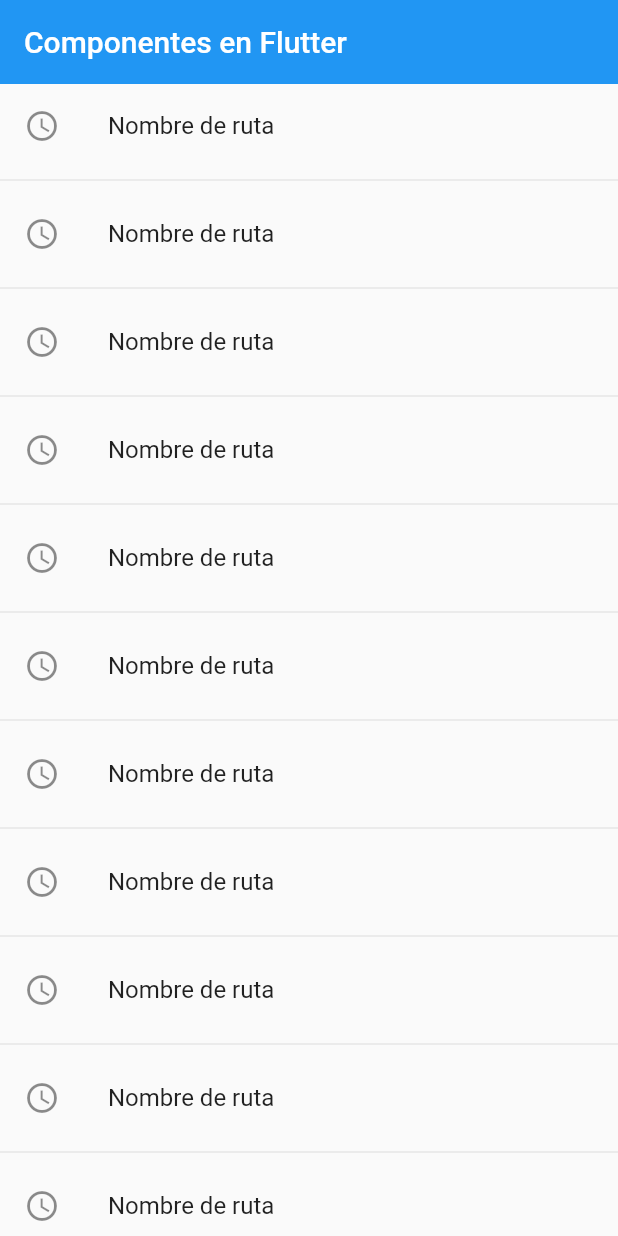
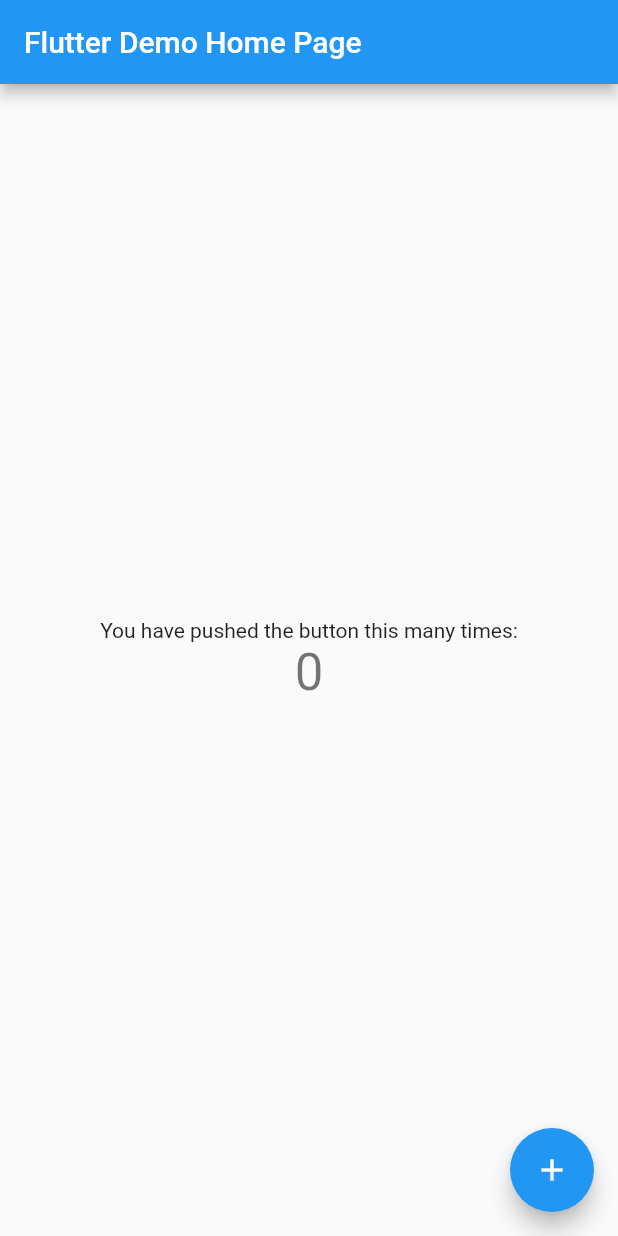
Before and after one commit to KingKasuma/flutter_guia_completa, a Flutter app: the screen it shows after launch, on a phone screen of 412 x 824 dp. Run offline on Flutter 3.47's test engine with Material 2 defaults, Android fonts, the phone set to English and light mode, and no system bars.

Commit message:
Some fixes

```diff
--- a/fl_components/lib/main.dart
+++ b/fl_components/lib/main.dart
@@ -1,21 +1,115 @@
-import 'package:fl_components/router/app_routes.dart';
 import 'package:flutter/material.dart';
 
-import 'screens/screens.dart';
-
-void main() => runApp(MyApp());
+void main() {
+  runApp(const MyApp());
+}
 
 class MyApp extends StatelessWidget {
   const MyApp({Key? key}) : super(key: key);
 
+  // This widget is the root of your application.
   @override
   Widget build(BuildContext context) {
     return MaterialApp(
-      debugShowCheckedModeBanner: false,
-      title: 'Material App',
-      initialRoute: AppRoutes.initialRoute,
-      routes: AppRoutes.routes,
-      onGenerateRoute: AppRoutes.onGenerateRoute,
+      title: 'Flutter Demo',
+      theme: ThemeData(
+        // This is the theme of your application.
+        //
+        // Try running your application with "flutter run". You'll see the
+        // application has a blue toolbar. Then, without quitting the app, try
+        // changing the primarySwatch below to Colors.green and then invoke
+        // "hot reload" (press "r" in the console where you ran "flutter run",
+        // or simply save your changes to "hot reload" in a Flutter IDE).
+        // Notice that the counter didn't reset back to zero; the application
+        // is not restarted.
+        primarySwatch: Colors.blue,
+      ),
+      home: const MyHomePage(title: 'Flutter Demo Home Page'),
     );
   }
 }
+
+class MyHomePage extends StatefulWidget {
+  const MyHomePage({Key? key, required this.title}) : super(key: key);
+
+  // This widget is the home page of your application. It is stateful, meaning
+  // that it has a State object (defined below) that contains fields that affect
+  // how it looks.
+
+  // This class is the configuration for the state. It holds the values (in this
+  // case the title) provided by the parent (in this case the App widget) and
+  // used by the build method of the State. Fields in a Widget subclass are
+  // always marked "final".
+
+  final String title;
+
+  @override
+  State<MyHomePage> createState() => _MyHomePageState();
+}
+
+class _MyHomePageState extends State<MyHomePage> {
+  int _counter = 0;
+
+  void _incrementCounter() {
+    setState(() {
+      // This call to setState tells the Flutter framework that something has
+      // changed in this State, which causes it to rerun the build method below
+      // so that the display can reflect the updated values. If we changed
+      // _counter without calling setState(), then the build method would not be
+      // called again, and so nothing would appear to happen.
+      _counter++;
+    });
+  }
+
+  @override
+  Widget build(BuildContext context) {
+    // This method is rerun every time setState is called, for instance as done
+    // by the _incrementCounter method above.
+    //
+    // The Flutter framework has been optimized to make rerunning build methods
+    // fast, so that you can just rebuild anything that needs updating rather
+    // than having to individually change instances of widgets.
+    return Scaffold(
+      appBar: AppBar(
+        // Here we take the value from the MyHomePage object that was created by
+        // the App.build method, and use it to set our appbar title.
+        title: Text(widget.title),
+      ),
+      body: Center(
+        // Center is a layout widget. It takes a single child and positions it
+        // in the middle of the parent.
+        child: Column(
+          // Column is also a layout widget. It takes a list of children and
+          // arranges them vertically. By default, it sizes itself to fit its
+          // children horizontally, and tries to be as tall as its parent.
+          //
+          // Invoke "debug painting" (press "p" in the console, choose the
+          // "Toggle Debug Paint" action from the Flutter Inspector in Android
+          // Studio, or the "Toggle Debug Paint" command in Visual Studio Code)
+          // to see the wireframe for each widget.
+          //
+          // Column has various properties to control how it sizes itself and
+          // how it positions its children. Here we use mainAxisAlignment to
+          // center the children vertically; the main axis here is the vertical
+          // axis because Columns are vertical (the cross axis would be
+          // horizontal).
+          mainAxisAlignment: MainAxisAlignment.center,
+          children: <Widget>[
+            const Text(
+              'You have pushed the button this many times:',
+            ),
+            Text(
+              '$_counter',
+              style: Theme.of(context).textTheme.headline4,
+            ),
+          ],
+        ),
+      ),
+      floatingActionButton: FloatingActionButton(
+        onPressed: _incrementCounter,
+        tooltip: 'Increment',
+        child: const Icon(Icons.add),
+      ), // This trailing comma makes auto-formatting nicer for build methods.
+    );
+  }
+}
--- a/fl_components/lib/router/app_routes.dart
+++ /dev/null
@@ -1,20 +0,0 @@
-import 'package:flutter/material.dart';
-
-import '../screens/screens.dart';
-
-class AppRoutes {
-  static const initialRoute = 'home';
-
-  static Map<String, Widget Function(BuildContext)> routes = {
-    'home': (BuildContext context) => const HomeScreen(),
-    'listview1': (BuildContext context) => const Listview1Screen(),
-    'listview2': (BuildContext context) => const Listview2Screen(),
-    'alert': (BuildContext context) => const AlertScreen(),
-    'card': (BuildContext context) => const CardScreen()
-  };
-
-  static Route<dynamic> onGenerateRoute(RouteSettings settings) {
-    print(settings);
-    return MaterialPageRoute(builder: (context) => const AlertScreen());
-  }
-}
--- a/fl_components/lib/screens/home_screen.dart
+++ /dev/null
@@ -1,31 +0,0 @@
-import 'package:fl_components/screens/screens.dart';
-import 'package:flutter/material.dart';
-
-class HomeScreen extends StatelessWidget {
-  const HomeScreen({Key? key}) : super(key: key);
-
-  @override
-  Widget build(BuildContext context) {
-    return Scaffold(
-      appBar: AppBar(
-        title: const Text('Componentes en Flutter'),
-        elevation: 0,
-      ),
-      body: ListView.separated(
-          itemBuilder: (context, index) => ListTile(
-                title: Text('Nombre de ruta'),
-                leading: Icon(Icons.access_time_outlined),
-                onTap: () {
-                  // final route = MaterialPageRoute(
-                  //   builder: (context) => Listview1Screen(),
-                  // );
-                  // Navigator.push(context, route);
-
-                  Navigator.pushNamed(context, 'card2');
-                },
-              ),
-          separatorBuilder: (_, __) => const Divider(),
-          itemCount: 100),
-    );
-  }
-}
--- a/fl_components/lib/screens/screens.dart
+++ /dev/null
@@ -1,5 +0,0 @@
-export 'package:fl_components/screens/alert_screen.dart';
-export 'package:fl_components/screens/card_screen.dart';
-export 'package:fl_components/screens/listview1_screen.dart';
-export 'package:fl_components/screens/listview2_screen.dart';
-export 'package:fl_components/screens/home_screen.dart';
```
Also changed, not shown: fl_components/lib/screens/alert_screen.dart (deleted, +0 -14 lines), fl_components/lib/screens/card_screen.dart (deleted, +0 -14 lines), fl_components/lib/screens/listview1_screen.dart (deleted, +0 -30 lines), fl_components/lib/screens/listview2_screen.dart (deleted, +0 -37 lines), fl_components/pubspec.yaml (+4 -4 lines), fl_components/pubspec.lock, 55 other files.
